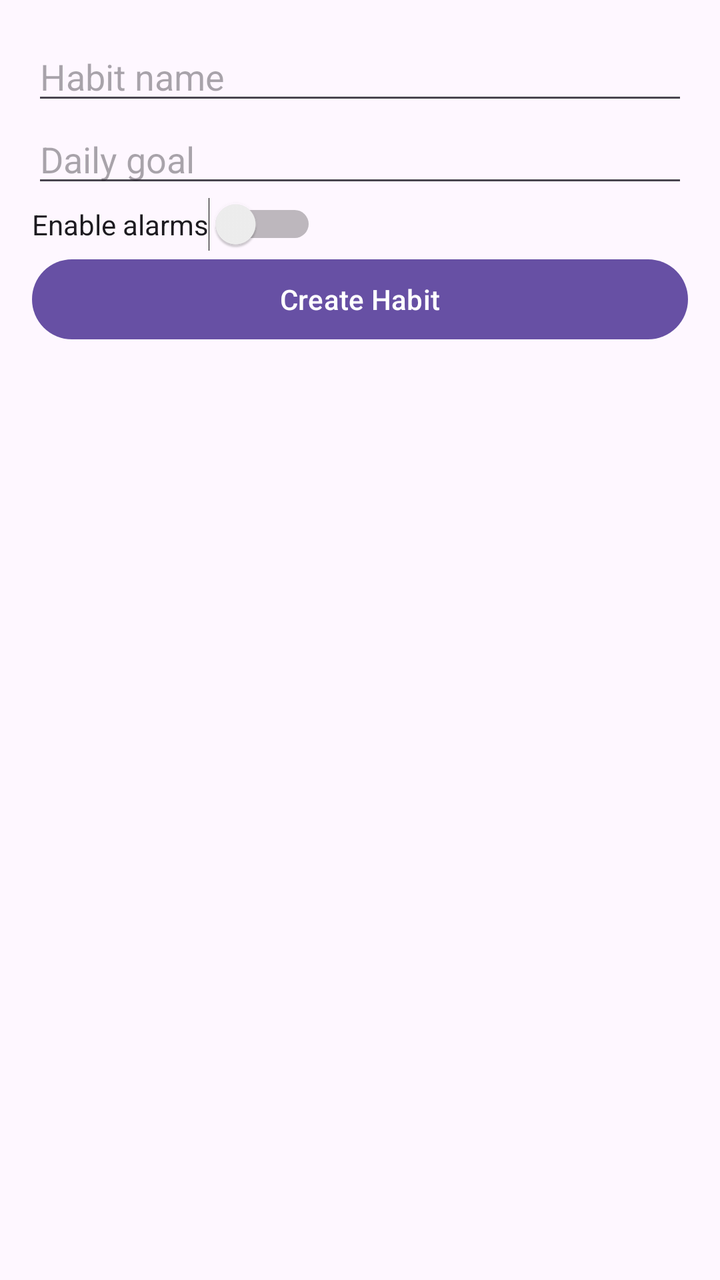
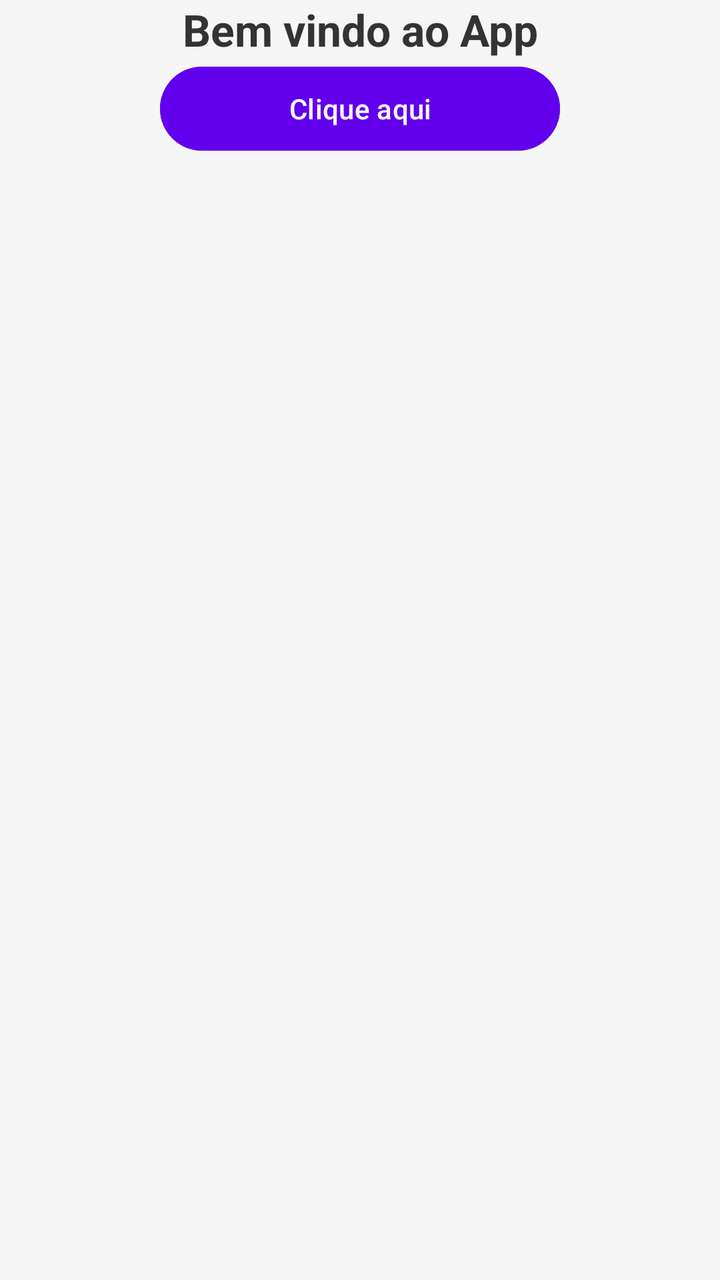

The first picture is an Android layout as it rendered before a commit; the second is the same layout after the commit. The layout source and the unified diff follow.
<!-- AndroidManifest.xml: application theme Theme.HabitTracker -->
<!-- res/layout/activity_main.xml -->
<?xml version="1.0" encoding="utf-8"?>
<LinearLayout xmlns:android="http://schemas.android.com/apk/res/android"
    android:orientation="vertical"
    android:padding="16dp"
    android:layout_width="match_parent"
    android:layout_height="match_parent">

    <EditText
        android:id="@+id/inputName"
        android:hint="Habit name"
        android:layout_width="match_parent"
        android:layout_height="wrap_content"/>

    <EditText
        android:id="@+id/inputGoal"
        android:hint="Daily goal"
        android:inputType="number"
        android:layout_width="match_parent"
        android:layout_height="wrap_content"/>

    <Switch
        android:id="@+id/switchAlarm"
        android:text="Enable alarms"
        android:layout_width="wrap_content"
        android:layout_height="wrap_content"/>

    <Button
        android:id="@+id/buttonCreate"
        android:text="Create Habit"
        android:layout_width="match_parent"
        android:layout_height="wrap_content"/>

    <androidx.recyclerview.widget.RecyclerView
        android:id="@+id/habitList"
        android:layout_width="match_parent"
        android:layout_height="466dp" />

    <Button
        android:id="@+id/buttontest"
        android:text="test"
        android:layout_width="match_parent"
        android:layout_height="wrap_content"/>

</LinearLayout>
<!-- resources referenced by this layout -->
<resources>
  <style name="Theme.HabitTracker" parent="Base.Theme.HabitTracker" />
  <style name="Base.Theme.HabitTracker" parent="Theme.Material3.DayNight.NoActionBar">
          
          
      </style>
</resources>

<!-- the commit's change to res/layout/activity_main.xml (unified diff, before → after) -->
@@ -1,44 +1,35 @@
 <?xml version="1.0" encoding="utf-8"?>
-<LinearLayout xmlns:android="http://schemas.android.com/apk/res/android"
-    android:orientation="vertical"
-    android:padding="16dp"
+<androidx.constraintlayout.widget.ConstraintLayout
+    xmlns:android="http://schemas.android.com/apk/res/android"
+    xmlns:app="http://schemas.android.com/apk/res-auto"
     android:layout_width="match_parent"
-    android:layout_height="match_parent">
+    android:layout_height="match_parent"
+    android:background="#F5F5F5">
 
-    <EditText
-        android:id="@+id/inputName"
-        android:hint="Habit name"
-        android:layout_width="match_parent"
-        android:layout_height="wrap_content"/>
-
-    <EditText
-        android:id="@+id/inputGoal"
-        android:hint="Daily goal"
-        android:inputType="number"
-        android:layout_width="match_parent"
-        android:layout_height="wrap_content"/>
-
-    <Switch
-        android:id="@+id/switchAlarm"
-        android:text="Enable alarms"
+    <TextView
+        android:id="@+id/textMessage"
         android:layout_width="wrap_content"
-        android:layout_height="wrap_content"/>
+        android:layout_height="wrap_content"
+        android:text="Bem vindo ao App"
+        android:textSize="22sp"
+        android:textStyle="bold"
+        android:textColor="#333333"
+        app:layout_constraintBottom_toTopOf="@id/buttonAction"
+        app:layout_constraintTop_toTopOf="parent"
+        app:layout_constraintStart_toStartOf="parent"
+        app:layout_constraintEnd_toEndOf="parent"
+        android:layout_marginBottom="32dp"/>
 
     <Button
-        android:id="@+id/buttonCreate"
-        android:text="Create Habit"
-        android:layout_width="match_parent"
-        android:layout_height="wrap_content"/>
+        android:id="@+id/buttonAction"
+        android:layout_width="200dp"
+        android:layout_height="50dp"
+        android:text="Clique aqui"
+        android:textAllCaps="false"
+        android:backgroundTint="#6200EE"
+        android:textColor="#FFFFFF"
+        app:layout_constraintTop_toBottomOf="@id/textMessage"
+        app:layout_constraintStart_toStartOf="parent"
+        app:layout_constraintEnd_toEndOf="parent"/>
 
-    <androidx.recyclerview.widget.RecyclerView
-        android:id="@+id/habitList"
-        android:layout_width="match_parent"
-        android:layout_height="466dp" />
-
-    <Button
-        android:id="@+id/buttontest"
-        android:text="test"
-        android:layout_width="match_parent"
-        android:layout_height="wrap_content"/>
-
-</LinearLayout>
+</androidx.constraintlayout.widget.ConstraintLayout>
